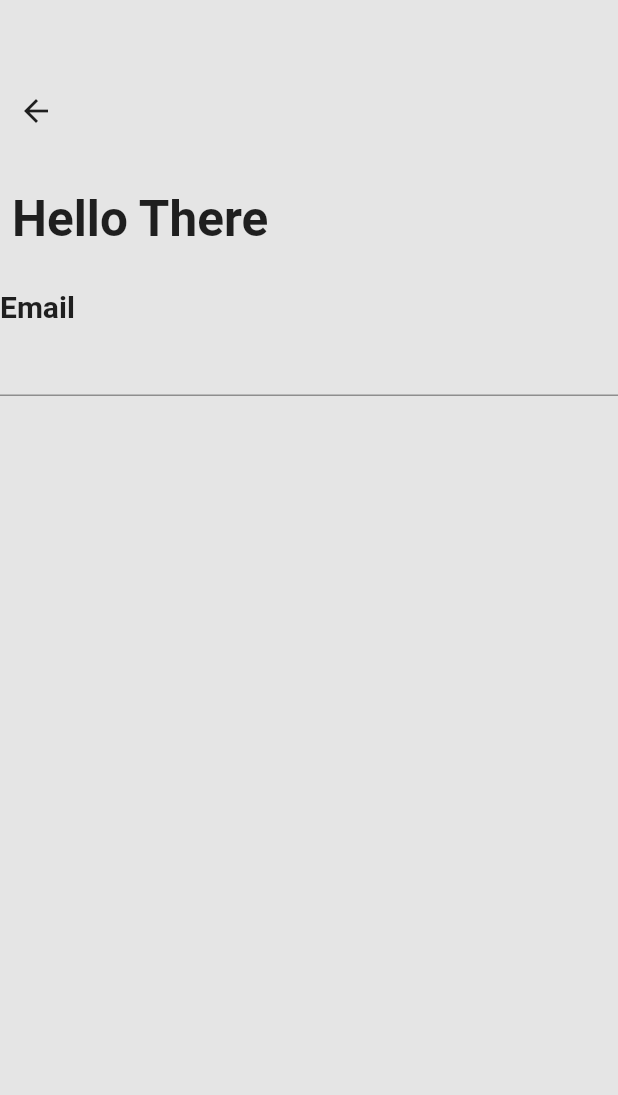
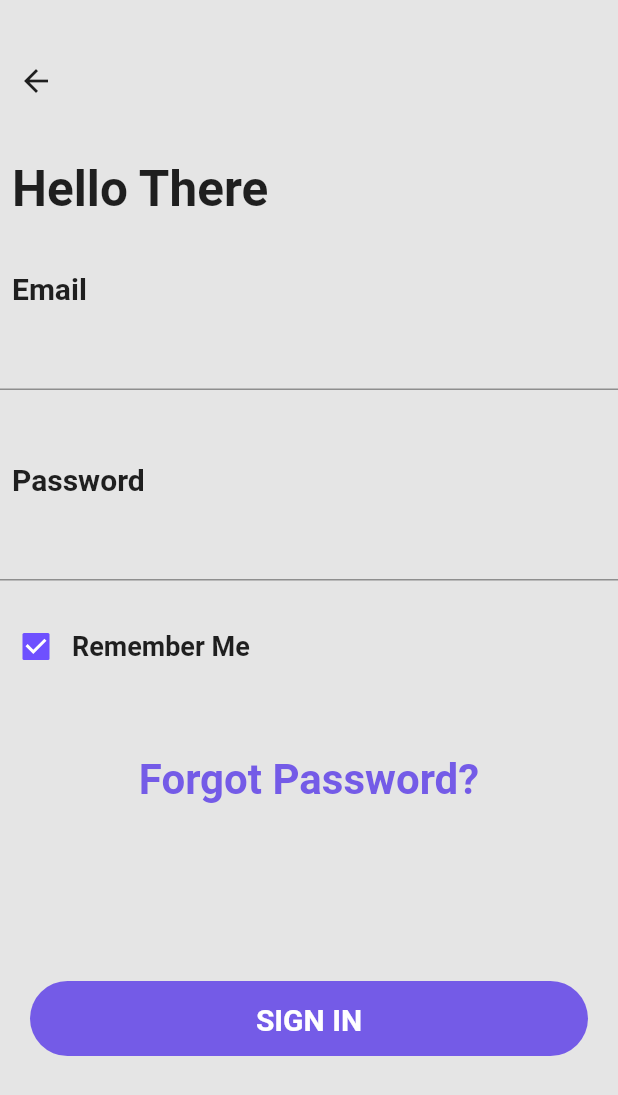
Before and after one commit to Whatsuf148/qizo, a Flutter app: the screen it shows after launch, after a tap on "I ALREADY HAVE AN ACCOUNT", on a phone screen of 412 x 824 dp. Shown: the top 1095 px of the screen. Run offline on Flutter 3.47's test engine with Material 2 defaults, Android fonts, the phone set to English and light mode, and no system bars.

Commit message:
LogiIn Page Modification

```diff
--- a/lib/screen/kickoff.dart
+++ b/lib/screen/kickoff.dart
@@ -8,7 +8,8 @@ class StartPage extends StatelessWidget {
 
   @override
   Widget build(BuildContext context) {
-    return Column(
+    return Scaffold(
+      body: Column(
         mainAxisAlignment: MainAxisAlignment.center,
         children: [
           Image.asset(
@@ -29,8 +30,6 @@ class StartPage extends StatelessWidget {
           ),
           Padding(
             padding: const EdgeInsets.all(16.0),
-          child: InkWell(
-            onTap: () {},
             child: Container(
               height: 50,
               width: double.infinity,
@@ -38,9 +37,11 @@ class StartPage extends StatelessWidget {
                 color: const Color(0xff6949FF),
                 borderRadius: BorderRadius.circular(50),
               ),
-              child: const Padding(
-                padding: EdgeInsets.all(10.0),
-                child: Text(
+              child: Padding(
+                padding: const EdgeInsets.all(12.0),
+                child: InkWell(
+                  onTap: () {},
+                  child: const Text(
                     "GET STARTED",
                     textAlign: TextAlign.center,
                     style: TextStyle(
@@ -57,8 +58,10 @@ class StartPage extends StatelessWidget {
             padding: const EdgeInsets.all(16.0),
             child: InkWell(
               onTap: () {
-              Navigator.push(context,
-                  MaterialPageRoute(builder: ((context) => const LogInPage())));
+                Navigator.push(
+                    context,
+                    MaterialPageRoute(
+                        builder: ((context) => const LogInPage())));
               },
               child: Container(
                 height: 50,
@@ -83,6 +86,7 @@ class StartPage extends StatelessWidget {
             ),
           ),
         ],
+      ),
     );
   }
 }
--- a/lib/screen/login.dart
+++ b/lib/screen/login.dart
@@ -1,22 +1,35 @@
 import 'package:flutter/material.dart';
+import 'package:qizo/screen/kickoff.dart';
 
-class LogInPage extends StatelessWidget {
+class LogInPage extends StatefulWidget {
   const LogInPage({super.key});
 
+  @override
+  State<LogInPage> createState() => _LogInPageState();
+}
+
+class _LogInPageState extends State<LogInPage> {
+  bool check = true;
   @override
   Widget build(BuildContext context) {
     return Scaffold(
       backgroundColor: const Color(0xffE5E5E5),
-      body: Column(
-        mainAxisAlignment: MainAxisAlignment.start,
+      body: SingleChildScrollView(
+        child: Column(
           children: [
             const SizedBox(
-            height: 50,
+              height: 30,
             ),
             Align(
                 alignment: Alignment.topLeft,
                 child: IconButton(
-                  onPressed: () {}, icon: const Icon(Icons.arrow_back))),
+                    onPressed: () {
+                      Navigator.push(
+                          context,
+                          MaterialPageRoute(
+                              builder: (context) => const StartPage()));
+                    },
+                    icon: const Icon(Icons.arrow_back))),
             const SizedBox(
               height: 20,
             ),
@@ -39,6 +52,8 @@ class LogInPage extends StatelessWidget {
             ),
             const Align(
               alignment: Alignment.topLeft,
+              child: Padding(
+                padding: EdgeInsets.all(8.0),
                 child: Text(
                   "Email",
                   style: TextStyle(
@@ -47,8 +62,106 @@ class LogInPage extends StatelessWidget {
                   ),
                 ),
               ),
-          const TextField()
+            ),
+            const TextField(),
+            const SizedBox(
+              height: 40,
+            ),
+            const Align(
+              alignment: Alignment.topLeft,
+              child: Padding(
+                padding: EdgeInsets.all(8.0),
+                child: Text(
+                  "Password",
+                  style: TextStyle(
+                    fontSize: 20,
+                    fontWeight: FontWeight.bold,
+                  ),
+                ),
+              ),
+            ),
+            const TextField(
+              decoration: InputDecoration(),
+            ),
+            const SizedBox(
+              height: 20,
+            ),
+            Row(
+              children: [
+                Checkbox(
+                  value: check,
+                  onChanged: ((value) {
+                    setState(() {
+                      check = !check;
+                    });
+                  }),
+                  activeColor: const Color(0XFF6E50FF),
+                ),
+                const Text(
+                  "Remember Me",
+                  style: TextStyle(
+                    fontSize: 18,
+                    fontWeight: FontWeight.bold,
+                  ),
+                ),
               ],
+            ),
+            const SizedBox(
+              height: 10,
+            ),
+            const SizedBox(
+              height: 30,
+            ),
+            TextButton(
+                onPressed: () {},
+                child: const Text(
+                  "Forgot Password?",
+                  style: TextStyle(
+                    fontSize: 28,
+                    color: Color(0xff745BE7),
+                    fontWeight: FontWeight.bold,
+                  ),
+                )),
+            const SizedBox(
+              height: 100,
+            ),
+            Align(
+              alignment: Alignment.bottomCenter,
+              child: Column(
+                mainAxisAlignment: MainAxisAlignment.end,
+                children: [
+                  InkWell(
+                    onTap: () {},
+                    child: Padding(
+                      padding: const EdgeInsets.symmetric(
+                          vertical: 10, horizontal: 20),
+                      child: Container(
+                        height: 50,
+                        width: double.infinity,
+                        decoration: BoxDecoration(
+                          color: const Color(0xff745BE7),
+                          borderRadius: BorderRadius.circular(50),
+                        ),
+                        child: const Padding(
+                          padding: EdgeInsets.all(14.0),
+                          child: Text(
+                            "SIGN IN ",
+                            textAlign: TextAlign.center,
+                            style: TextStyle(
+                              color: Colors.white,
+                              fontSize: 20,
+                              fontWeight: FontWeight.bold,
+                            ),
+                          ),
+                        ),
+                      ),
+                    ),
+                  ),
+                ],
+              ),
+            )
+          ],
+        ),
       ),
     );
   }
```
Lines whose indentation alone changed are shown as unchanged.
